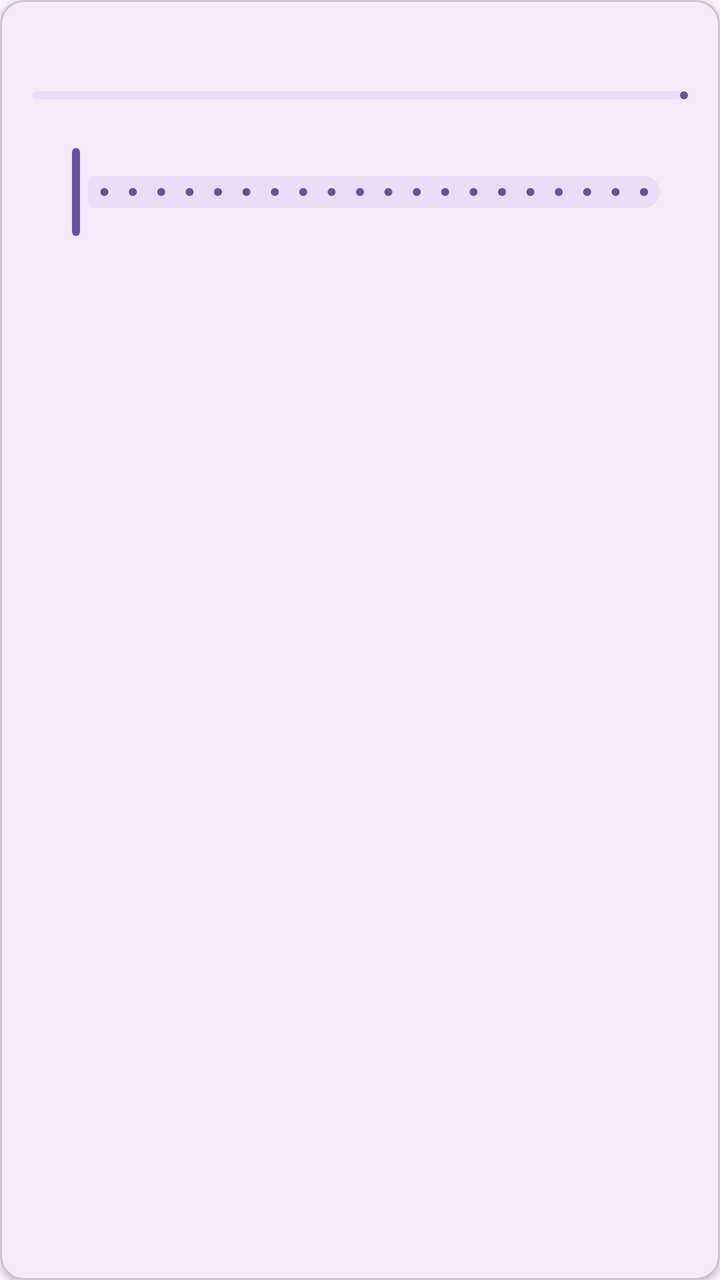
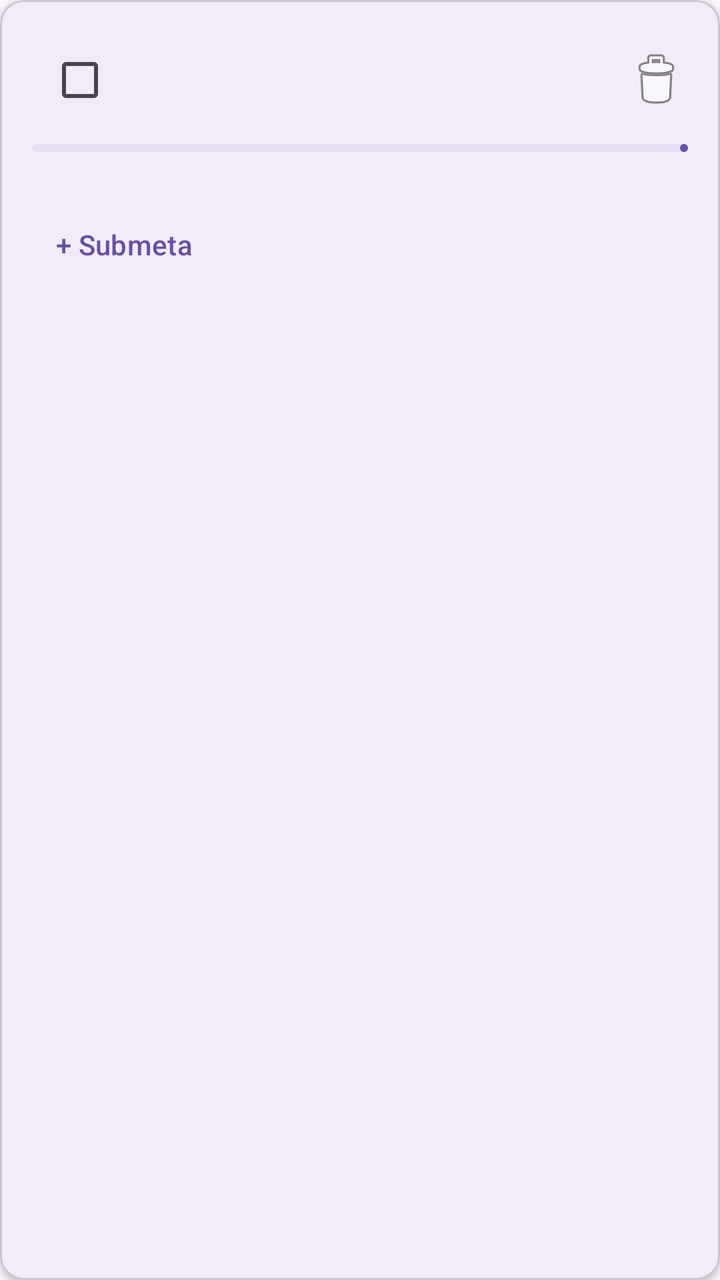

Before-and-after screenshots of an Android layout around one commit, followed by the original layout XML and the change that was made.
<!-- AndroidManifest.xml: application theme Theme.Cotidiano -->
<!-- res/layout/item_goal.xml -->
<?xml version="1.0" encoding="utf-8"?>
<com.google.android.material.card.MaterialCardView
    xmlns:android="http://schemas.android.com/apk/res/android"
    xmlns:app="http://schemas.android.com/apk/res-auto"
    android:layout_width="match_parent"
    android:layout_height="wrap_content"
    android:layout_marginBottom="12dp"
    app:cardCornerRadius="12dp"
    app:cardElevation="2dp">

    <LinearLayout
        android:layout_width="match_parent"
        android:layout_height="wrap_content"
        android:orientation="vertical"
        android:padding="16dp">

        <LinearLayout
            android:layout_width="match_parent"
            android:layout_height="wrap_content"
            android:orientation="horizontal">

            <TextView
                android:id="@+id/tvTitulo"
                android:layout_width="0dp"
                android:layout_height="wrap_content"
                android:layout_weight="1"
                android:textStyle="bold"
                android:textSize="16sp" />

            <TextView
                android:id="@+id/tvPorcentagem"
                android:layout_width="wrap_content"
                android:layout_height="wrap_content" />
        </LinearLayout>

        <com.google.android.material.progressindicator.LinearProgressIndicator
            android:id="@+id/progressMeta"
            android:layout_width="match_parent"
            android:layout_height="wrap_content"
            android:layout_marginTop="8dp"
            app:trackCornerRadius="4dp" />

        <TextView
            android:id="@+id/tvPrazo"
            android:layout_width="wrap_content"
            android:layout_height="wrap_content"
            android:layout_marginTop="6dp"
            android:textSize="12sp" />

        <com.google.android.material.slider.Slider
            android:id="@+id/sliderProgresso"
            android:layout_width="match_parent"
            android:layout_height="wrap_content"
            android:valueFrom="0"
            android:valueTo="100"
            android:stepSize="5" />
    </LinearLayout>
</com.google.android.material.card.MaterialCardView>
<!-- resources referenced by this layout -->
<resources>
  <style name="Theme.Cotidiano" parent="Base.Theme.Cotidiano" />
  <style name="Base.Theme.Cotidiano" parent="Theme.Material3.DayNight.NoActionBar">
          
          
      </style>
</resources>

<!-- the commit's change to res/layout/item_goal.xml (unified diff, before → after) -->
@@ -17,20 +17,29 @@
         <LinearLayout
             android:layout_width="match_parent"
             android:layout_height="wrap_content"
+            android:gravity="center_vertical"
             android:orientation="horizontal">
+
+            <CheckBox
+                android:id="@+id/cbMeta"
+                android:layout_width="wrap_content"
+                android:layout_height="wrap_content" />
 
             <TextView
                 android:id="@+id/tvTitulo"
                 android:layout_width="0dp"
                 android:layout_height="wrap_content"
                 android:layout_weight="1"
-                android:textStyle="bold"
-                android:textSize="16sp" />
+                android:textSize="16sp"
+                android:textStyle="bold" />
 
-            <TextView
-                android:id="@+id/tvPorcentagem"
+            <ImageButton
+                android:id="@+id/btnExcluirMeta"
                 android:layout_width="wrap_content"
-                android:layout_height="wrap_content" />
+                android:layout_height="wrap_content"
+                android:background="?attr/selectableItemBackgroundBorderless"
+                android:contentDescription="Excluir meta"
+                android:src="@android:drawable/ic_menu_delete" />
         </LinearLayout>
 
         <com.google.android.material.progressindicator.LinearProgressIndicator
@@ -41,18 +50,23 @@
             app:trackCornerRadius="4dp" />
 
         <TextView
-            android:id="@+id/tvPrazo"
+            android:id="@+id/tvProgresso"
             android:layout_width="wrap_content"
             android:layout_height="wrap_content"
             android:layout_marginTop="6dp"
             android:textSize="12sp" />
 
-        <com.google.android.material.slider.Slider
-            android:id="@+id/sliderProgresso"
+        <LinearLayout
+            android:id="@+id/containerSubs"
             android:layout_width="match_parent"
             android:layout_height="wrap_content"
-            android:valueFrom="0"
-            android:valueTo="100"
-            android:stepSize="5" />
+            android:orientation="vertical" />
+
+        <com.google.android.material.button.MaterialButton
+            android:id="@+id/btnAddSub"
+            style="@style/Widget.Material3.Button.TextButton"
+            android:layout_width="wrap_content"
+            android:layout_height="wrap_content"
+            android:text="+ Submeta" />
     </LinearLayout>
 </com.google.android.material.card.MaterialCardView>
